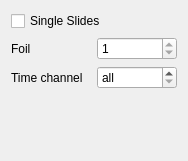
This is nicos_mlz/reseda/gui/cascadecontrols.ui in mlz-ictrl/nicos as Qt 5 draws it before an edit. The edited form follows.
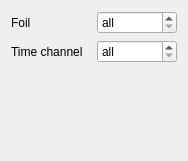
This is the edited form.

Commit message:
Reseda/GUI: Fix handling of foils and time slices
The selection of single foils and time slices is now working as
expected.

What changed in the file:
```diff
--- a/nicos_mlz/reseda/gui/cascadecontrols.ui
+++ b/nicos_mlz/reseda/gui/cascadecontrols.ui
@@ -16,51 +16,47 @@
   <layout class="QVBoxLayout" name="verticalLayout">
    <item>
     <layout class="QGridLayout" name="gridLayout">
-     <item row="2" column="1">
-      <widget class="QSpinBox" name="timeChannelBox">
-       <property name="specialValueText">
-        <string>all</string>
-       </property>
-       <property name="minimum">
-        <number>0</number>
-       </property>
-       <property name="maximum">
-        <number>1</number>
-       </property>
-      </widget>
-     </item>
-     <item row="1" column="0">
+     <item row="0" column="0">
       <widget class="QLabel" name="foilLabel">
        <property name="text">
         <string>Foil</string>
        </property>
       </widget>
      </item>
+     <item row="1" column="0">
+      <widget class="QLabel" name="timeChannelLabel">
+       <property name="text">
+        <string>Time channel</string>
+       </property>
+      </widget>
+     </item>
      <item row="1" column="1">
+      <widget class="QSpinBox" name="timeChannelBox">
+       <property name="specialValueText">
+        <string>all</string>
+       </property>
+       <property name="minimum">
+        <number>0</number>
+       </property>
+       <property name="maximum">
+        <number>1</number>
+       </property>
+      </widget>
+     </item>
+     <item row="0" column="1">
       <widget class="QSpinBox" name="foilBox">
+       <property name="specialValueText">
+        <string>all</string>
+       </property>
        <property name="minimum">
-        <number>1</number>
+        <number>0</number>
        </property>
        <property name="maximum">
         <number>1</number>
        </property>
       </widget>
      </item>
-     <item row="0" column="0" colspan="2">
-      <widget class="QCheckBox" name="singleSlidesBox">
-       <property name="text">
-        <string>Single Slides</string>
-       </property>
-      </widget>
-     </item>
      <item row="2" column="0">
-      <widget class="QLabel" name="timeChannelLabel">
-       <property name="text">
-        <string>Time channel</string>
-       </property>
-      </widget>
-     </item>
-     <item row="3" column="0">
       <spacer name="verticalSpacer">
        <property name="orientation">
         <enum>Qt::Vertical</enum>
```
Left out of the diff: 67 changed lines with no effect on the pictures. The commit also changes 1 other file.
